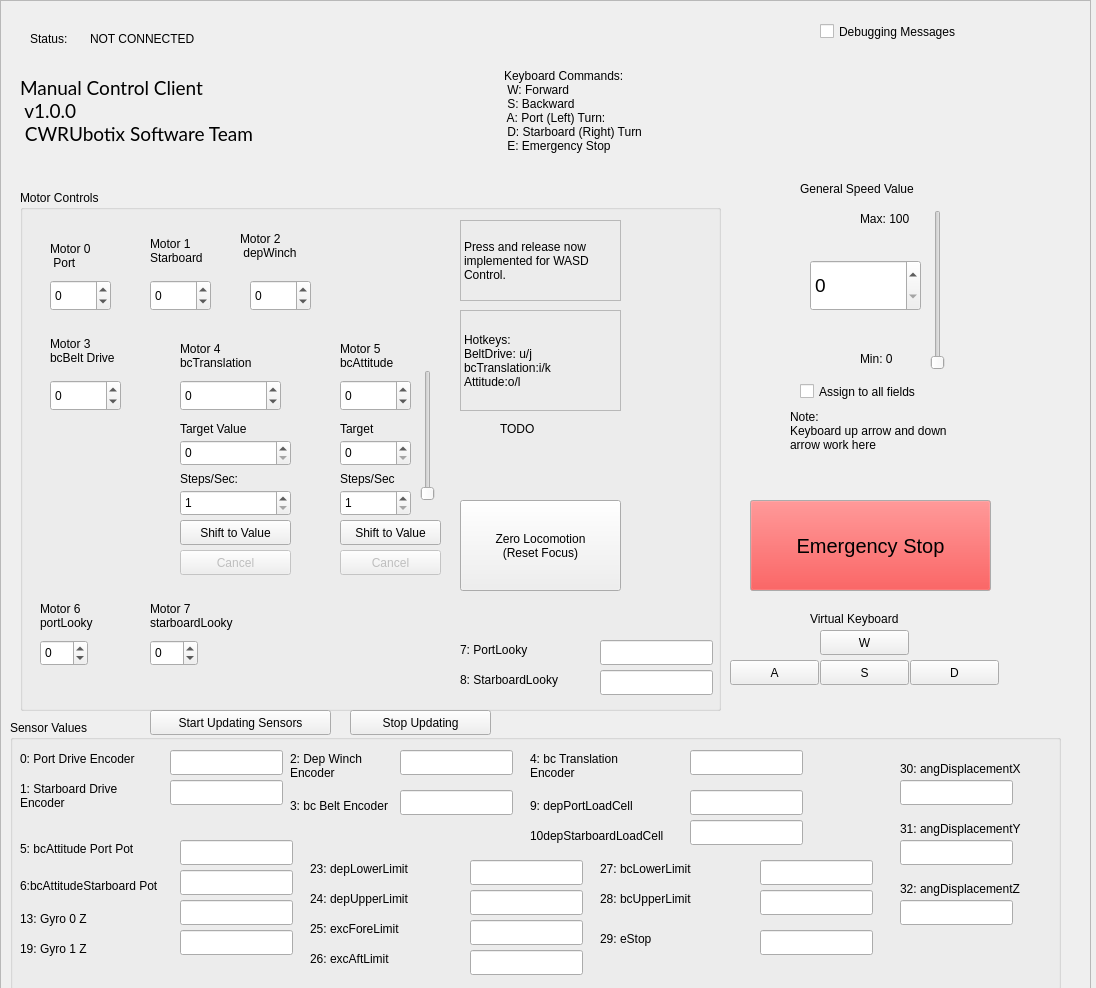
The window that client/resource/MyPlugin.ui (CWRUbotix/NASA-RMC-2019) describes before a commit, drawn with Qt 5.
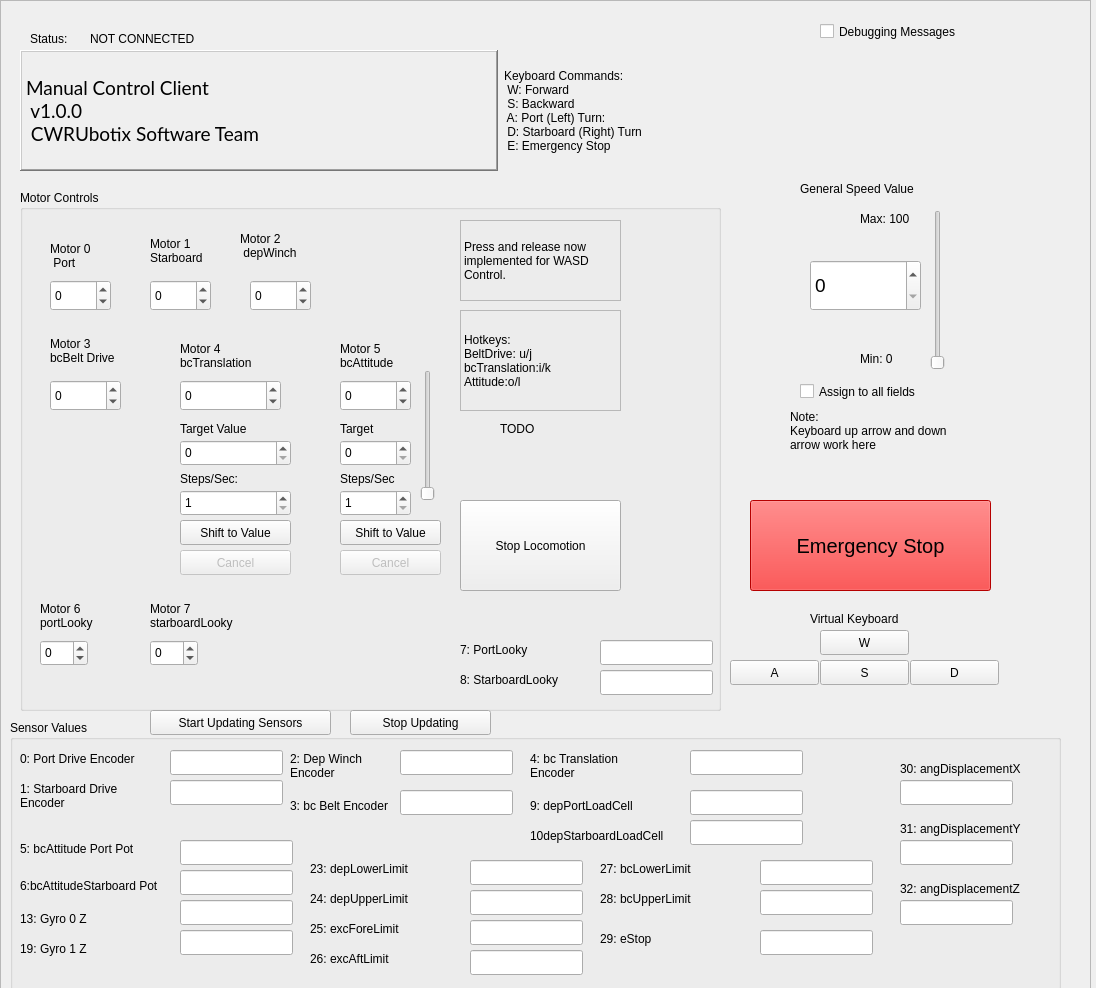
The same window after the commit.

Commit message: Updates to min-max values, misc changes

What changed in the file:
```diff
--- a/client/resource/MyPlugin.ui
+++ b/client/resource/MyPlugin.ui
@@ -16,6 +16,11 @@
   <property name="windowTitle">
    <string>Form</string>
   </property>
+  <property name="styleSheet">
+   <string notr="true">#emergency_stop_button{
+	background-color: Red;
+}</string>
+  </property>
   <widget class="QWidget" name="horizontalLayoutWidget">
    <property name="geometry">
     <rect>
@@ -40,6 +45,12 @@
       <property name="autoFillBackground">
        <bool>false</bool>
       </property>
+      <property name="frameShape">
+       <enum>QFrame::WinPanel</enum>
+      </property>
+      <property name="frameShadow">
+       <enum>QFrame::Raised</enum>
+      </property>
       <property name="text">
        <string>Manual Control Client 
  v1.0.0 
@@ -120,9 +131,9 @@
       <colorrole role="Button">
        <brush brushstyle="SolidPattern">
         <color alpha="255">
-         <red>239</red>
-         <green>41</green>
-         <blue>41</blue>
+         <red>255</red>
+         <green>0</green>
+         <blue>0</blue>
         </color>
        </brush>
       </colorrole>
@@ -135,6 +146,24 @@
         </color>
        </brush>
       </colorrole>
+      <colorrole role="Base">
+       <brush brushstyle="SolidPattern">
+        <color alpha="255">
+         <red>255</red>
+         <green>0</green>
+         <blue>0</blue>
+        </color>
+       </brush>
+      </colorrole>
+      <colorrole role="Window">
+       <brush brushstyle="SolidPattern">
+        <color alpha="255">
+         <red>255</red>
+         <green>0</green>
+         <blue>0</blue>
+        </color>
+       </brush>
+      </colorrole>
      </active>
      <inactive>
       <colorrole role="WindowText">
@@ -149,9 +178,9 @@
       <colorrole role="Button">
        <brush brushstyle="SolidPattern">
         <color alpha="255">
-         <red>239</red>
-         <green>41</green>
-         <blue>41</blue>
+         <red>255</red>
+         <green>0</green>
+         <blue>0</blue>
         </color>
        </brush>
       </colorrole>
@@ -164,6 +193,24 @@
         </color>
        </brush>
       </colorrole>
+      <colorrole role="Base">
+       <brush brushstyle="SolidPattern">
+        <color alpha="255">
+         <red>255</red>
+         <green>0</green>
+         <blue>0</blue>
+        </color>
+       </brush>
+      </colorrole>
+      <colorrole role="Window">
+       <brush brushstyle="SolidPattern">
+        <color alpha="255">
+         <red>255</red>
+         <green>0</green>
+         <blue>0</blue>
+        </color>
+       </brush>
+      </colorrole>
      </inactive>
      <disabled>
       <colorrole role="WindowText">
@@ -178,9 +225,9 @@
       <colorrole role="Button">
        <brush brushstyle="SolidPattern">
         <color alpha="255">
-         <red>239</red>
-         <green>41</green>
-         <blue>41</blue>
+         <red>255</red>
+         <green>0</green>
+         <blue>0</blue>
         </color>
        </brush>
       </colorrole>
@@ -193,6 +240,24 @@
         </color>
        </brush>
       </colorrole>
+      <colorrole role="Base">
+       <brush brushstyle="SolidPattern">
+        <color alpha="255">
+         <red>255</red>
+         <green>0</green>
+         <blue>0</blue>
+        </color>
+       </brush>
+      </colorrole>
+      <colorrole role="Window">
+       <brush brushstyle="SolidPattern">
+        <color alpha="255">
+         <red>255</red>
+         <green>0</green>
+         <blue>0</blue>
+        </color>
+       </brush>
+      </colorrole>
      </disabled>
     </palette>
    </property>
@@ -732,8 +797,7 @@
     <bool>false</bool>
    </property>
    <property name="text">
-    <string>Zero Locomotion 
-(Reset Focus)</string>
+    <string>Stop Locomotion</string>
    </property>
   </widget>
   <widget class="QPushButton" name="start_shift_button">
@@ -1624,6 +1688,9 @@
    <property name="title">
     <string>Motor Controls</string>
    </property>
+   <property name="flat">
+    <bool>false</bool>
+   </property>
   </widget>
   <widget class="QFrame" name="frame">
    <property name="geometry">
@@ -1634,6 +1701,12 @@
      <height>1001</height>
     </rect>
    </property>
+   <property name="sizePolicy">
+    <sizepolicy hsizetype="Preferred" vsizetype="Preferred">
+     <horstretch>2</horstretch>
+     <verstretch>2</verstretch>
+    </sizepolicy>
+   </property>
    <property name="focusPolicy">
     <enum>Qt::StrongFocus</enum>
    </property>
@@ -1643,6 +1716,9 @@
    <property name="frameShadow">
     <enum>QFrame::Raised</enum>
    </property>
+   <property name="lineWidth">
+    <number>2</number>
+   </property>
   </widget>
   <zorder>frame</zorder>
   <zorder>groupBox_2</zorder>
```
Left out of the diff: 21 changed lines with no effect on the pictures. The commit also changes 2 other files.
